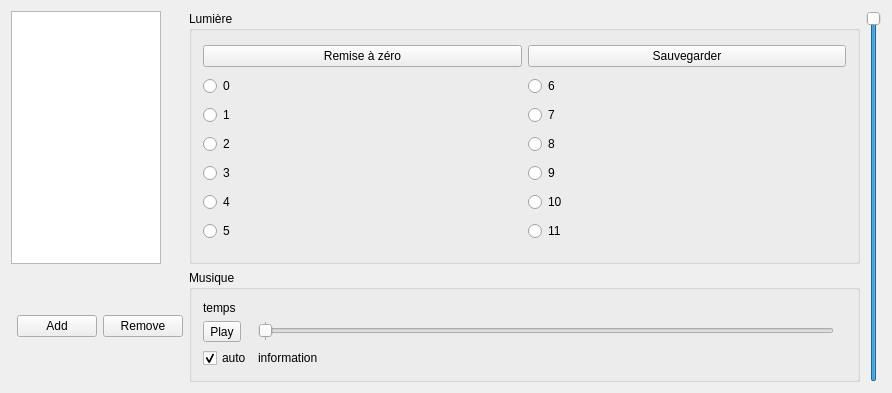
Old version of the form mainwindow.ui in the repository schenapan/danseMusicPlayer.
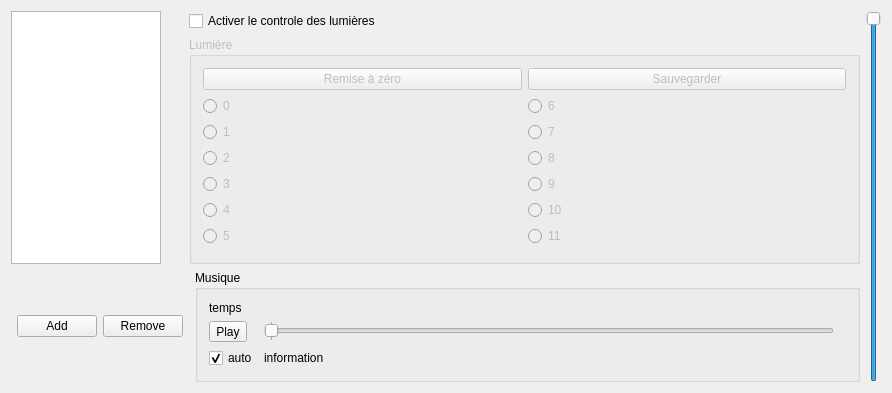
New version of the form. Icons and pictures are not drawn.

```diff
--- a/mainwindow.ui
+++ b/mainwindow.ui
@@ -19,151 +19,8 @@
   </property>
   <widget class="QWidget" name="centralWidget">
    <layout class="QGridLayout" name="gridLayout_2">
-    <item row="0" column="3" rowspan="2">
-     <widget class="QGroupBox" name="groupBox_2">
-      <property name="title">
-       <string>Lumière</string>
-      </property>
-      <layout class="QGridLayout" name="gridLayout_3">
-       <item row="1" column="1">
-        <widget class="QRadioButton" name="rdState06">
-         <property name="text">
-          <string>6</string>
-         </property>
-         <property name="autoExclusive">
-          <bool>false</bool>
-         </property>
-        </widget>
-       </item>
-       <item row="1" column="0">
-        <widget class="QRadioButton" name="rdState00">
-         <property name="text">
-          <string>0</string>
-         </property>
-         <property name="autoExclusive">
-          <bool>false</bool>
-         </property>
-        </widget>
-       </item>
-       <item row="3" column="0">
-        <widget class="QRadioButton" name="rdState02">
-         <property name="text">
-          <string>2</string>
-         </property>
-         <property name="autoExclusive">
-          <bool>false</bool>
-         </property>
-        </widget>
-       </item>
-       <item row="4" column="1">
-        <widget class="QRadioButton" name="rdState09">
-         <property name="text">
-          <string>9</string>
-         </property>
-         <property name="autoExclusive">
-          <bool>false</bool>
-         </property>
-        </widget>
-       </item>
-       <item row="3" column="1">
-        <widget class="QRadioButton" name="rdState08">
-         <property name="text">
-          <string>8</string>
-         </property>
-         <property name="autoExclusive">
-          <bool>false</bool>
-         </property>
-        </widget>
-       </item>
-       <item row="4" column="0">
-        <widget class="QRadioButton" name="rdState03">
-         <property name="text">
-          <string>3</string>
-         </property>
-         <property name="autoExclusive">
-          <bool>false</bool>
-         </property>
-        </widget>
-       </item>
-       <item row="2" column="0">
-        <widget class="QRadioButton" name="rdState01">
-         <property name="text">
-          <string>1</string>
-         </property>
-         <property name="autoExclusive">
-          <bool>false</bool>
-         </property>
-        </widget>
-       </item>
-       <item row="2" column="1">
-        <widget class="QRadioButton" name="rdState07">
-         <property name="text">
-          <string>7</string>
-         </property>
-         <property name="autoExclusive">
-          <bool>false</bool>
-         </property>
-        </widget>
-       </item>
-       <item row="5" column="0">
-        <widget class="QRadioButton" name="rdState04">
-         <property name="text">
-          <string>4</string>
-         </property>
-         <property name="autoExclusive">
-          <bool>false</bool>
-         </property>
-        </widget>
-       </item>
-       <item row="6" column="0">
-        <widget class="QRadioButton" name="rdState05">
-         <property name="text">
-          <string>5</string>
-         </property>
-         <property name="autoExclusive">
-          <bool>false</bool>
-         </property>
-        </widget>
-       </item>
-       <item row="5" column="1">
-        <widget class="QRadioButton" name="rdState10">
-         <property name="text">
-          <string>10</string>
-         </property>
-         <property name="autoExclusive">
-          <bool>false</bool>
-         </property>
-        </widget>
-       </item>
-       <item row="6" column="1">
-        <widget class="QRadioButton" name="rdState11">
-         <property name="text">
-          <string>11</string>
-         </property>
-         <property name="autoExclusive">
-          <bool>false</bool>
-         </property>
-        </widget>
-       </item>
-       <item row="0" column="1">
-        <widget class="QPushButton" name="btnSaveLight">
-         <property name="text">
-          <string>Sauvegarder</string>
-         </property>
-        </widget>
-       </item>
-       <item row="0" column="0">
-        <widget class="QPushButton" name="btnRAZ">
-         <property name="text">
-          <string>Remise à zéro</string>
-         </property>
-        </widget>
-       </item>
-      </layout>
-     </widget>
-    </item>
-    <item row="2" column="3">
-     <widget class="QGroupBox" name="groupBox">
+    <item row="2" column="4">
+     <widget class="QGroupBox" name="grpMusic">
       <property name="maximumSize">
        <size>
         <width>16777215</width>
@@ -258,13 +115,6 @@
       </property>
      </widget>
     </item>
-    <item row="2" column="1">
-     <widget class="QPushButton" name="btnAdd">
-      <property name="text">
-       <string>Add</string>
-      </property>
-     </widget>
-    </item>
     <item row="0" column="0" rowspan="2" colspan="3">
      <widget class="QListWidget" name="listWidget">
       <property name="maximumSize">
@@ -275,7 +125,7 @@
       </property>
      </widget>
     </item>
-    <item row="0" column="4" rowspan="3">
+    <item row="0" column="5" rowspan="3">
      <widget class="QSlider" name="sliVolume">
       <property name="maximumSize">
        <size>
@@ -294,6 +144,166 @@
       </property>
      </widget>
     </item>
+    <item row="2" column="1">
+     <widget class="QPushButton" name="btnAdd">
+      <property name="text">
+       <string>Add</string>
+      </property>
+     </widget>
+    </item>
+    <item row="1" column="3" colspan="2">
+     <widget class="QGroupBox" name="grpLight">
+      <property name="enabled">
+       <bool>false</bool>
+      </property>
+      <property name="title">
+       <string>Lumière</string>
+      </property>
+      <layout class="QGridLayout" name="gridLayout_3">
+       <item row="1" column="1">
+        <widget class="QRadioButton" name="rdState06">
+         <property name="text">
+          <string>6</string>
+         </property>
+         <property name="autoExclusive">
+          <bool>false</bool>
+         </property>
+        </widget>
+       </item>
+       <item row="1" column="0">
+        <widget class="QRadioButton" name="rdState00">
+         <property name="text">
+          <string>0</string>
+         </property>
+         <property name="autoExclusive">
+          <bool>false</bool>
+         </property>
+        </widget>
+       </item>
+       <item row="3" column="0">
+        <widget class="QRadioButton" name="rdState02">
+         <property name="text">
+          <string>2</string>
+         </property>
+         <property name="autoExclusive">
+          <bool>false</bool>
+         </property>
+        </widget>
+       </item>
+       <item row="4" column="1">
+        <widget class="QRadioButton" name="rdState09">
+         <property name="text">
+          <string>9</string>
+         </property>
+         <property name="autoExclusive">
+          <bool>false</bool>
+         </property>
+        </widget>
+       </item>
+       <item row="3" column="1">
+        <widget class="QRadioButton" name="rdState08">
+         <property name="text">
+          <string>8</string>
+         </property>
+         <property name="autoExclusive">
+          <bool>false</bool>
+         </property>
+        </widget>
+       </item>
+       <item row="4" column="0">
+        <widget class="QRadioButton" name="rdState03">
+         <property name="text">
+          <string>3</string>
+         </property>
+         <property name="autoExclusive">
+          <bool>false</bool>
+         </property>
+        </widget>
+       </item>
+       <item row="2" column="0">
+        <widget class="QRadioButton" name="rdState01">
+         <property name="text">
+          <string>1</string>
+         </property>
+         <property name="autoExclusive">
+          <bool>false</bool>
+         </property>
+        </widget>
+       </item>
+       <item row="2" column="1">
+        <widget class="QRadioButton" name="rdState07">
+         <property name="text">
+          <string>7</string>
+         </property>
+         <property name="autoExclusive">
+          <bool>false</bool>
+         </property>
+        </widget>
+       </item>
+       <item row="5" column="0">
+        <widget class="QRadioButton" name="rdState04">
+         <property name="text">
+          <string>4</string>
+         </property>
+         <property name="autoExclusive">
+          <bool>false</bool>
+         </property>
+        </widget>
+       </item>
+       <item row="6" column="0">
+        <widget class="QRadioButton" name="rdState05">
+         <property name="text">
+          <string>5</string>
+         </property>
+         <property name="autoExclusive">
+          <bool>false</bool>
+         </property>
+        </widget>
+       </item>
+       <item row="5" column="1">
+        <widget class="QRadioButton" name="rdState10">
+         <property name="text">
+          <string>10</string>
+         </property>
+         <property name="autoExclusive">
+          <bool>false</bool>
+         </property>
+        </widget>
+       </item>
+       <item row="6" column="1">
+        <widget class="QRadioButton" name="rdState11">
+         <property name="text">
+          <string>11</string>
+         </property>
+         <property name="autoExclusive">
+          <bool>false</bool>
+         </property>
+        </widget>
+       </item>
+       <item row="0" column="1">
+        <widget class="QPushButton" name="btnSaveLight">
+         <property name="text">
+          <string>Sauvegarder</string>
+         </property>
+        </widget>
+       </item>
+       <item row="0" column="0">
+        <widget class="QPushButton" name="btnRAZ">
+         <property name="text">
+          <string>Remise à zéro</string>
+         </property>
+        </widget>
+       </item>
+      </layout>
+     </widget>
+    </item>
+    <item row="0" column="3" colspan="2">
+     <widget class="QCheckBox" name="chkEnableLight">
+      <property name="text">
+       <string>Activer le controle des lumières</string>
+      </property>
+     </widget>
+    </item>
    </layout>
   </widget>
  </widget>
```
